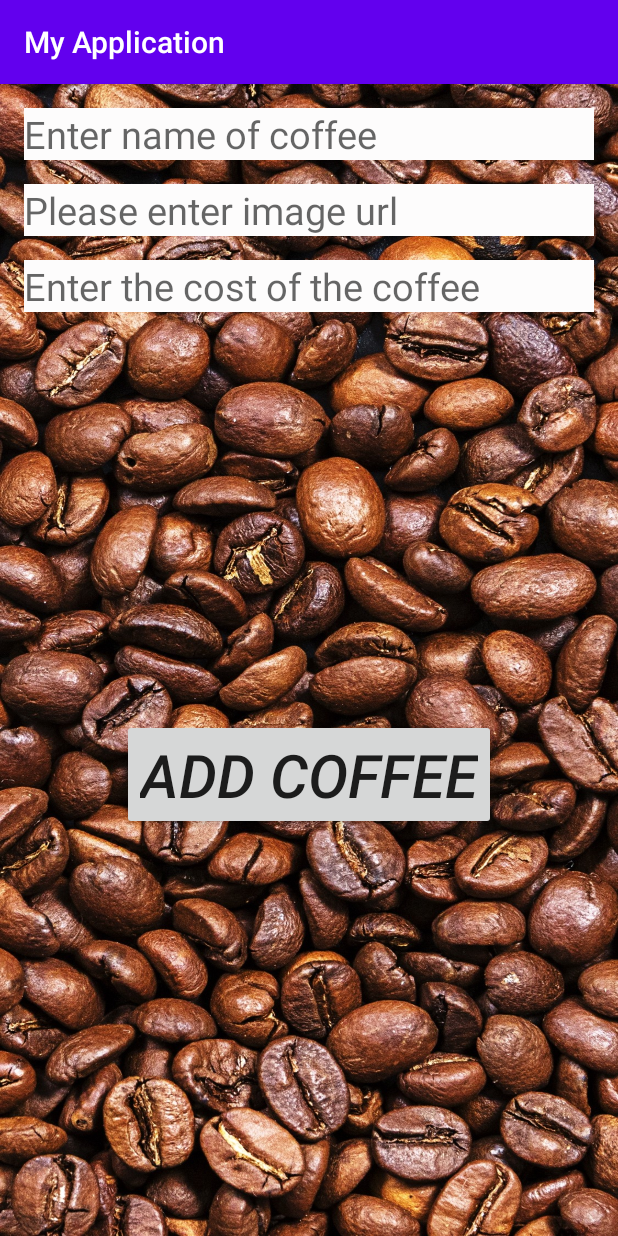
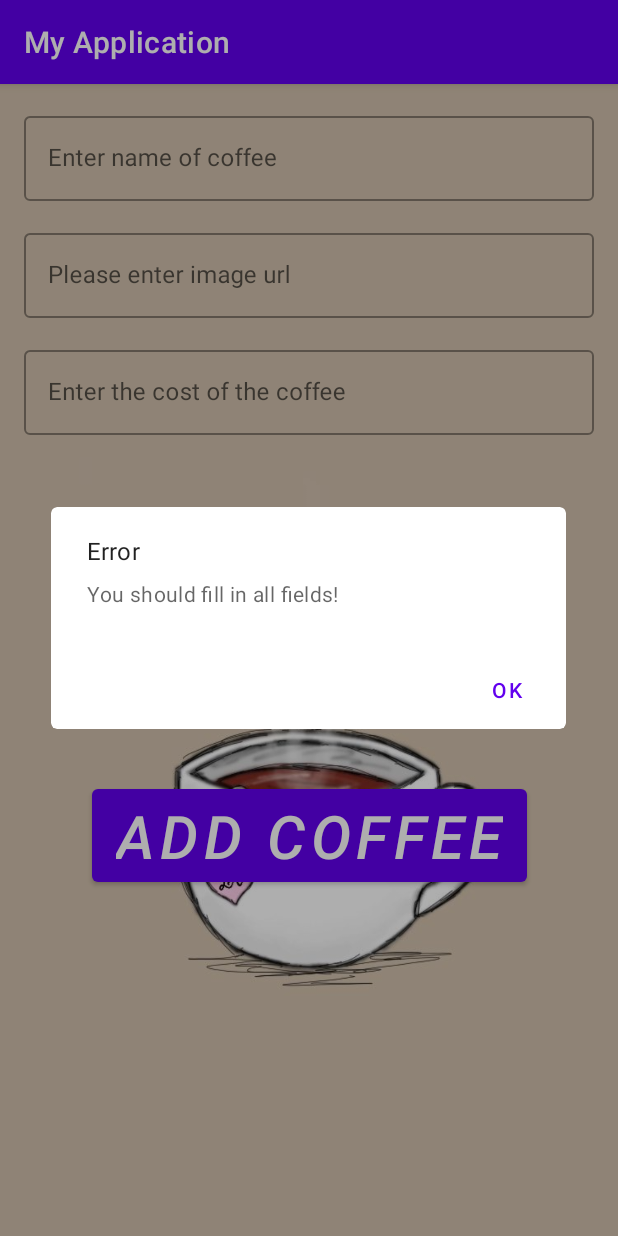
Before and after one commit to Dmitry-Zv/My-application, an Android app: the AddSortFragment screen opened through its navigation route, after a tap on "ADD COFFEE", on a phone screen of 412 x 824 dp. Run offline under Robolectric (Android 15) with nearby library versions, the phone set to English and light mode, and no system bars.

Commit message:
Fix homework4

```diff
--- a/app/src/main/java/by/zharikov/myapplication/homework4/AddSortFragment.kt
+++ b/app/src/main/java/by/zharikov/myapplication/homework4/AddSortFragment.kt
@@ -5,8 +5,10 @@ import android.view.LayoutInflater
 import android.view.View
 import android.view.ViewGroup
 import android.widget.Toast
+import androidx.core.widget.addTextChangedListener
 import androidx.fragment.app.Fragment
 import by.zharikov.myapplication.R
+import com.google.android.material.dialog.MaterialAlertDialogBuilder
 import kotlinx.android.synthetic.main.fragment_add_sort.*
 
 class AddSortFragment : Fragment() {
@@ -22,19 +24,30 @@ class AddSortFragment : Fragment() {
         return inflater.inflate(R.layout.fragment_add_sort, container, false)
     }
 
+
     override fun onActivityCreated(savedInstanceState: Bundle?) {
         super.onActivityCreated(savedInstanceState)
+
         button_add.setOnClickListener {
             if (coffee_name_edit_text.text.isNullOrEmpty() or coffee_cost_edit_text.text.isNullOrEmpty() or url_edit_text.text.isNullOrEmpty()) {
-                Toast.makeText(context, "You should fill in all fields!", Toast.LENGTH_SHORT).show()
+                context?.let { it1 ->
+                    MaterialAlertDialogBuilder(it1)
+                        .setTitle(resources.getString(R.string.error))
+                        .setMessage(resources.getString(R.string.error_text))
+                        .setPositiveButton(resources.getString(R.string.ok)) { dialog, which ->
+                            dialog.cancel()
+                        }
+                        .show()
+                }
             } else {
 
                 val addCoffee = context as AddCoffee
                 addCoffee.addCoffee()
-                coffee_name_edit_text.text.clear()
-                coffee_cost_edit_text.text.clear()
-                url_edit_text.text.clear()
+                coffee_name_edit_text.text?.clear()
+                coffee_cost_edit_text.text?.clear()
+                url_edit_text.text?.clear()
             }
+
         }
     }
 }
--- a/app/src/main/java/by/zharikov/myapplication/homework4/CoffeeFragment.kt
+++ b/app/src/main/java/by/zharikov/myapplication/homework4/CoffeeFragment.kt
@@ -44,8 +44,8 @@ open class CoffeeFragment : Fragment() {
         val getCoffeeList = context as CoffeeFragment.GetCoffeeList
         val coffeeList = getCoffeeList.getCoffeeList()
         for ((count, coffee) in coffeeList.withIndex()) {
-            coffeeIdName[count].text = coffee.name
-            coffeeIdCost[count].text = coffee.price.toString()
+            coffeeIdName[count].text = "Coffee:  ${coffee.name}"
+            coffeeIdCost[count].text = "Price: ${coffee.price.toString()} BYN"
             Picasso.get().load(coffee.imageUrl).into(coffeeIdImage[count])
         }
     }
--- a/app/src/main/res/layout/fragment_add_sort.xml
+++ b/app/src/main/res/layout/fragment_add_sort.xml
@@ -3,49 +3,77 @@
     xmlns:app="http://schemas.android.com/apk/res-auto"
     android:layout_width="match_parent"
     android:layout_height="match_parent"
-    android:background="@drawable/coffee_background">
+    android:background="@drawable/coffee_bg">
 
-    <EditText
-        android:id="@+id/coffee_name_edit_text"
+    <com.google.android.material.textfield.TextInputLayout
+        android:id="@+id/text_field_hw4"
+        style="@style/Widget.MaterialComponents.TextInputLayout.OutlinedBox"
         android:layout_width="match_parent"
         android:layout_height="wrap_content"
         android:layout_margin="16dp"
-        android:background="#FDFCFC"
         android:hint="@string/add_coffee_name"
-        android:textSize="25sp"
-        app:layout_constraintTop_toTopOf="parent" />
+        app:layout_constraintEnd_toEndOf="parent"
+        app:layout_constraintStart_toStartOf="parent"
+        app:layout_constraintTop_toTopOf="parent"
+        app:endIconMode="clear_text">
 
-    <EditText
-        android:id="@+id/url_edit_text"
+        <com.google.android.material.textfield.TextInputEditText
+            android:id="@+id/coffee_name_edit_text"
+            android:layout_width="match_parent"
+            android:layout_height="wrap_content"
+            android:singleLine="true"/>
+    </com.google.android.material.textfield.TextInputLayout>
+
+    <com.google.android.material.textfield.TextInputLayout
+        android:id="@+id/text_field2_hw4"
+        style="@style/Widget.MaterialComponents.TextInputLayout.OutlinedBox"
         android:layout_width="match_parent"
         android:layout_height="wrap_content"
         android:layout_margin="16dp"
-        android:background="#FDFCFC"
         android:hint="@string/enter_url"
-        android:textSize="25sp"
-        app:layout_constraintTop_toBottomOf="@+id/coffee_name_edit_text" />
+        app:layout_constraintEnd_toEndOf="parent"
+        app:layout_constraintStart_toStartOf="parent"
+        app:layout_constraintTop_toBottomOf="@+id/text_field_hw4"
+        app:endIconMode="clear_text">
 
-    <EditText
-        android:id="@+id/coffee_cost_edit_text"
+        <com.google.android.material.textfield.TextInputEditText
+            android:id="@+id/url_edit_text"
+            android:layout_width="match_parent"
+            android:layout_height="wrap_content"
+            android:singleLine="true"/>
+    </com.google.android.material.textfield.TextInputLayout>
+
+    <com.google.android.material.textfield.TextInputLayout
+        android:id="@+id/text_field3_hw4"
+        style="@style/Widget.MaterialComponents.TextInputLayout.OutlinedBox"
         android:layout_width="match_parent"
         android:layout_height="wrap_content"
         android:layout_margin="16dp"
-        android:background="#FDFCFC"
         android:hint="@string/coffee_cost"
-        android:textSize="25sp"
-        app:layout_constraintTop_toBottomOf="@+id/url_edit_text" />
+        app:layout_constraintEnd_toEndOf="parent"
+        app:layout_constraintStart_toStartOf="parent"
+        app:layout_constraintTop_toBottomOf="@+id/text_field2_hw4"
+        app:endIconMode="clear_text">
+
+        <com.google.android.material.textfield.TextInputEditText
+            android:id="@+id/coffee_cost_edit_text"
+            android:layout_width="match_parent"
+            android:layout_height="wrap_content"
+            android:singleLine="true"/>
+    </com.google.android.material.textfield.TextInputLayout>
+
 
     <Button
         android:id="@+id/button_add"
         android:layout_width="wrap_content"
         android:layout_height="wrap_content"
+        android:text="@string/add_coffee"
+        android:textSize="40sp"
+        android:textStyle="italic"
         app:layout_constraintBottom_toBottomOf="parent"
         app:layout_constraintEnd_toEndOf="parent"
-        android:text="@string/add_coffee"
-        android:textStyle="italic"
-        android:textSize="40sp"
         app:layout_constraintStart_toStartOf="parent"
-        app:layout_constraintTop_toBottomOf="@+id/coffee_cost_edit_text" />
+        app:layout_constraintTop_toBottomOf="@+id/text_field3_hw4" />
 
 
 </androidx.constraintlayout.widget.ConstraintLayout>
--- a/app/src/main/res/values/strings.xml
+++ b/app/src/main/res/values/strings.xml
@@ -26,4 +26,9 @@
     <string name="add_coffee_name">Enter name of coffee</string>
     <string name="coffee_cost">Enter the cost of the coffee</string>
     <string name="add_coffee">Add coffee</string>
+    <string name="error_text">"You should fill in all fields!"</string>
+    <string name="error">"Error"</string>
+    <string name="ok">"Ok"</string>
+    <string name="success">"Success"</string>
+    <string name="success_coffee">"Coffee has been added"</string>
 </resources>
--- a/app/src/main/res/values/styles.xml
+++ b/app/src/main/res/values/styles.xml
@@ -1,6 +1,6 @@
 <resources>
     <!-- Base application theme. -->
-    <style name="AppTheme" parent="Theme.AppCompat.Light.DarkActionBar">
+    <style name="AppTheme" parent="Theme.MaterialComponents.Light.DarkActionBar">
         <!-- Customize your theme here. -->
         <item name="colorPrimary">@color/colorPrimary</item>
         <item name="colorPrimaryDark">@color/colorPrimaryDark</item>
```
Also changed, not shown: app/build.gradle (+9 -0 lines), app/src/main/java/by/zharikov/myapplication/homework4/Homework4.kt (+9 -5 lines), app/src/main/res/layout/fragment_coffee.xml (+31 -25 lines), app/src/main/res/layout/main_fragment_hw4.xml (+14 -5 lines), app/src/main/res/drawable/coffee_background.jpg (deleted), app/src/main/res/drawable/coffee_bg.jpg (added).
